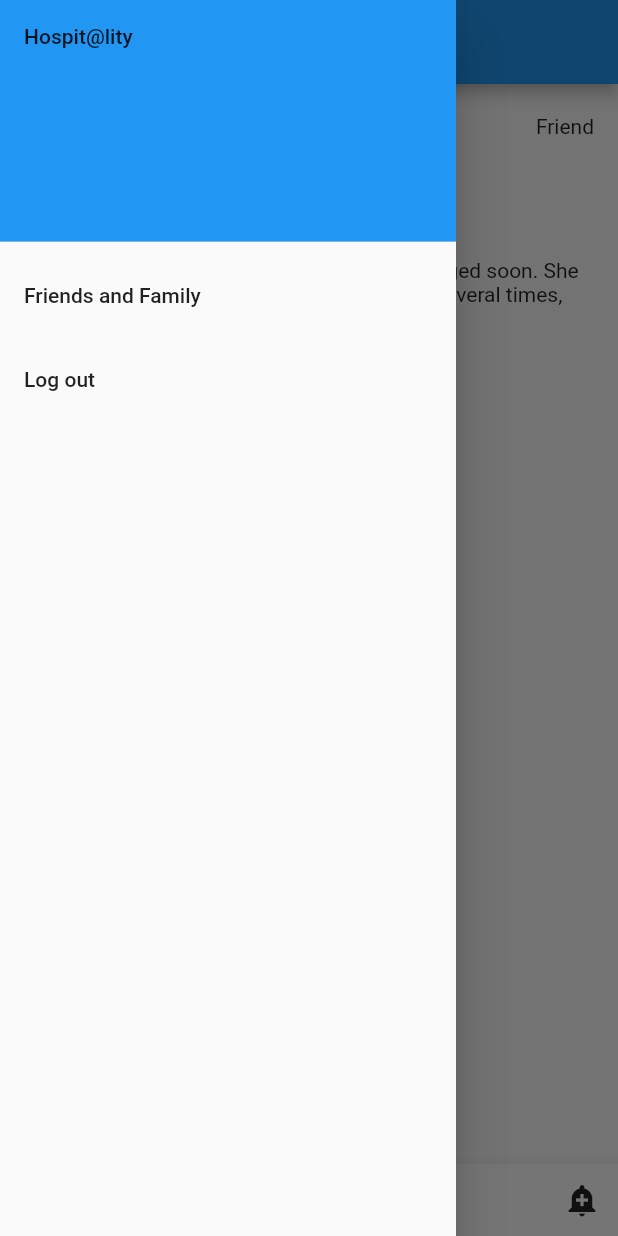
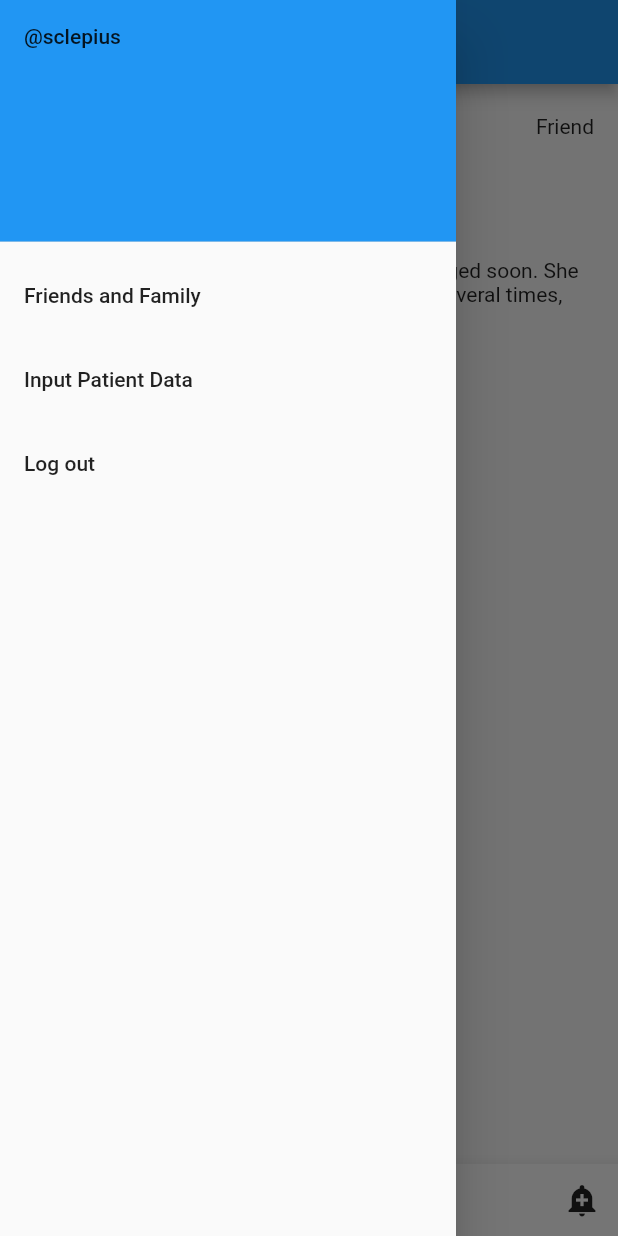
Before and after one commit to IvanIsCoding/Farmaci.ai, a Flutter app: the MyHomePage screen opened directly with empty values, in the side drawer, after a tap on "Friends and Family", on a phone screen of 412 x 824 dp. Run offline on Flutter 3.47's test engine with Material 2 defaults, Android fonts, the phone set to English and light mode, and no system bars.

Commit message:
Added patient input page

```diff
--- a/lib/allies.dart
+++ b/lib/allies.dart
@@ -55,8 +55,12 @@ class _AlliesState extends State<Allies> {
       ),
       ListTile(
         leading: Text("Status Given By Nurse: "),
-        title: Text("\"" + friendList[patientIndex].status + "\""),
-      )
+      ),
+      ListTile(
+          leading: Text(
+        "\"" + friendList[patientIndex].status + "\"",
+        style: TextStyle(fontWeight: FontWeight.bold),
+      ))
     ]);
     //}
 
--- a/lib/homepage.dart
+++ b/lib/homepage.dart
@@ -3,6 +3,7 @@ import './medications.dart';
 import 'allies.dart';
 import 'package:flutter/material.dart';
 import './login.dart';
+import './nurseinput.dart';
 
 class MyHomePage extends StatefulWidget {
   final String title;
@@ -17,6 +18,8 @@ class _MyHomePageState extends State<MyHomePage> {
   Widget serveBody() {
     if (index == 1) return Allies();
     if (index == 2) return Medications();
+    if (index == 3) return MyCustomForm();
+
     return Text('Default Page');
   }
 
@@ -47,7 +50,7 @@ class _MyHomePageState extends State<MyHomePage> {
           padding: EdgeInsets.zero,
           children: <Widget>[
             DrawerHeader(
-              child: Text('Hospit@lity'),
+              child: Text('@sclepius'),
               decoration: BoxDecoration(
                 color: Colors.blue,
               ),
@@ -57,6 +60,13 @@ class _MyHomePageState extends State<MyHomePage> {
                 onTap: () {
                   setState(() {
                     index = 1;
+                  });
+                }),
+            ListTile(
+                title: Text('Input Patient Data'),
+                onTap: () {
+                  setState(() {
+                    index = 3;
                   });
                 }),
             ListTile(
```
Also changed, not shown: lib/nurseinput.dart (added, +76 -0 lines).
